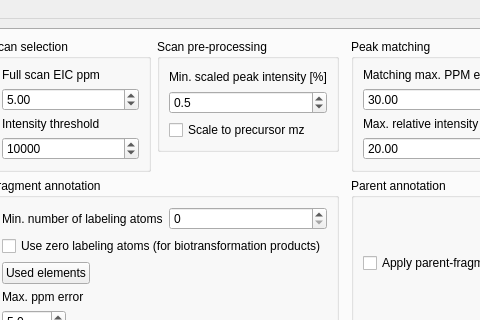
Above: mePyGuis/guis/FE_mainWindow.ui from chrboku/MetExtract-II before the change; both pictures show x 293 to 773 and y 0 to 320 of the 1391 by 840 pixel window. Below: the same form after it.
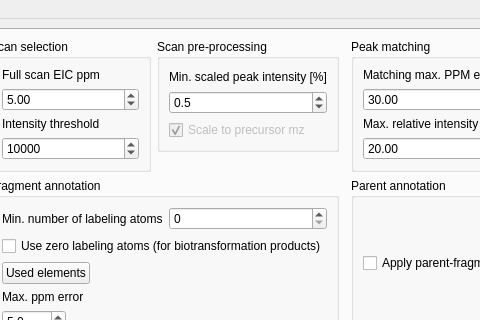
That is the form after the change.

What changed in the file:
```diff
--- a/mePyGuis/guis/FE_mainWindow.ui
+++ b/mePyGuis/guis/FE_mainWindow.ui
@@ -592,6 +592,9 @@
                  </item>
                  <item row="2" column="0">
                   <widget class="QCheckBox" name="scalePrecursorMZ">
+                   <property name="enabled">
+                    <bool>false</bool>
+                   </property>
                    <property name="sizePolicy">
                     <sizepolicy hsizetype="Fixed" vsizetype="Fixed">
                      <horstretch>0</horstretch>
@@ -601,6 +604,9 @@
                    <property name="text">
                     <string>Scale to precursor mz</string>
                    </property>
+                   <property name="checked">
+                    <bool>true</bool>
+                   </property>
                   </widget>
                  </item>
                 </layout>
```
